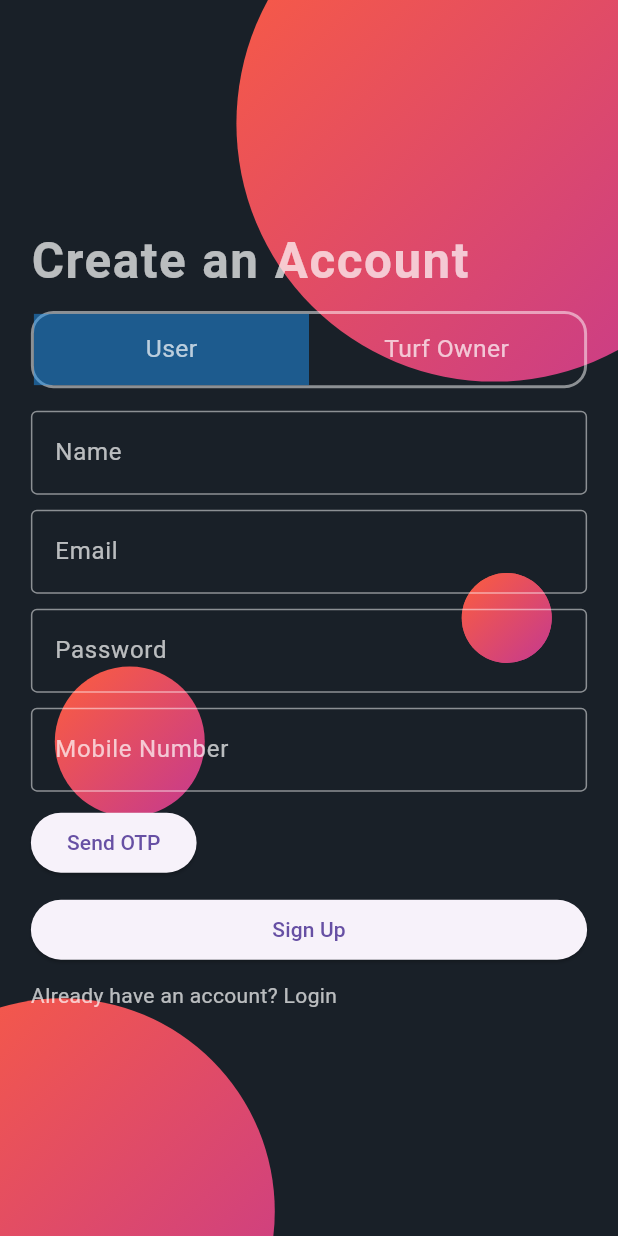
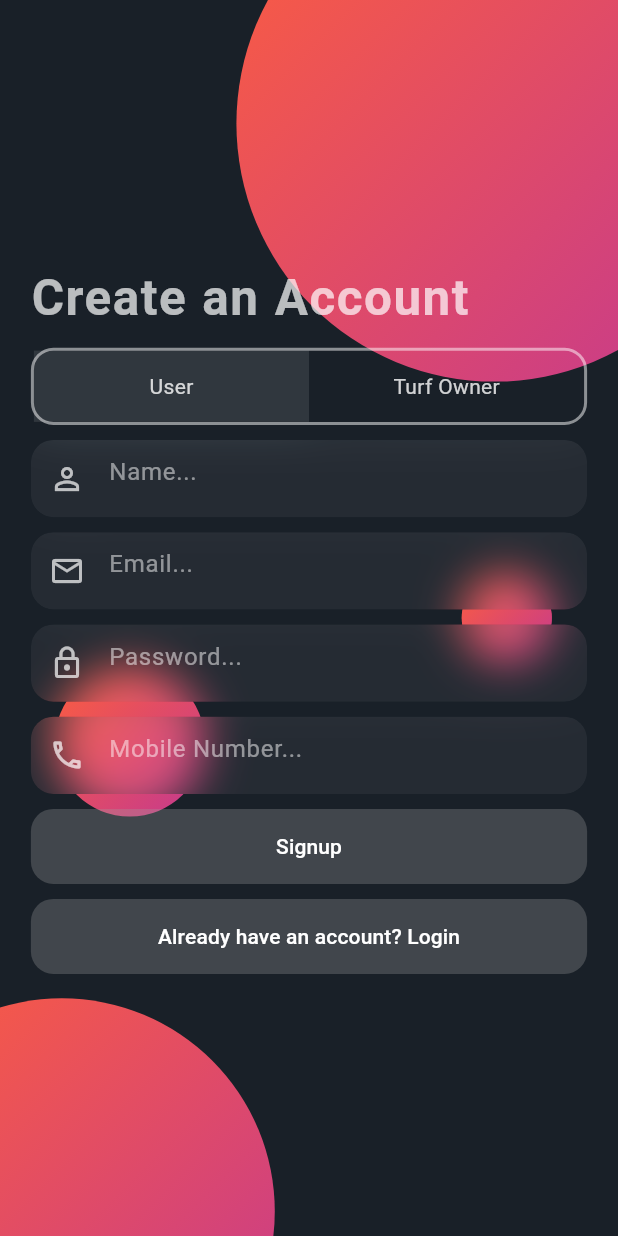
Before and after one commit to punchbiz2023/BookTheBiz, a Flutter app: the screen it shows after launch, after a tap on "Create New Account", on a phone screen of 412 x 824 dp. Run offline on Flutter 3.47's test engine with Material 3 defaults, Android fonts, the phone set to English and light mode, and no system bars; our stand-ins replace cloud_firestore, firebase_auth, firebase_core, firebase_storage, fluttertoast, geolocator and 4 more; accounts and stored records are empty; network calls fail.

Commit message:
signup page issue Fixed,, and no over flow have been seen in this page.

```diff
--- a/lib/pages/sign_up_page.dart
+++ b/lib/pages/sign_up_page.dart
@@ -23,13 +23,9 @@ class _SignupPageState extends State<SignupPage> with TickerProviderStateMixin {
   final TextEditingController _emailController = TextEditingController();
   final TextEditingController _passwordController = TextEditingController();
   final TextEditingController _mobileController = TextEditingController();
-  final TextEditingController _otpController = TextEditingController(); // Controller for OTP
 
   bool _loading = false;
   String _userType = 'User'; // Default user type
-  String _verificationId = ''; // Store the verification ID
-  bool _isOTPSent = false; // Check if OTP is sent
-  bool _isOTPVerified = false; // Check if OTP is verified
 
   late AnimationController controller1;
   late AnimationController controller2;
@@ -113,67 +109,43 @@ class _SignupPageState extends State<SignupPage> with TickerProviderStateMixin {
     _emailController.dispose();
     _passwordController.dispose();
     _mobileController.dispose();
-    _otpController.dispose(); // Dispose the OTP controller
     super.dispose();
   }
-
-  Future<void> _sendOTP() async {
-    setState(() {
-      _loading = true;
-    });
-
-    try {
-      // Send OTP to email
-      String email = _emailController.text;
-      await _auth.sendSignInLinkToEmail(
-        email: email,
-        actionCodeSettings: ActionCodeSettings(
-          url: 'https://example.com/?email=$email',
-          handleCodeInApp: true,
-        ),
-      );
-      Fluttertoast.showToast(msg: 'OTP sent to $email');
-      _isOTPSent = true;
-    } catch (e) {
-      Fluttertoast.showToast(msg: 'Failed to send OTP: ${e.toString()}');
-    } finally {
-      setState(() {
-        _loading = false;
-      });
-    }
-  }
-
-  Future<void> _verifyOTP() async {
-    setState(() {
-      _loading = true;
-    });
-
-    // Here, implement your logic to verify the OTP. For example:
-    // Check the OTP entered by the user with the one sent to the email.
-    // If verified, proceed with registration.
-    try {
-      // Assuming OTP is always '123456' for demo purposes.
-      if (_otpController.text == '123456') {
-        _isOTPVerified = true; // Mark OTP as verified
-        Fluttertoast.showToast(msg: 'OTP verified successfully');
-      } else {
-        Fluttertoast.showToast(msg: 'Invalid OTP');
-      }
-    } catch (e) {
-      Fluttertoast.showToast(msg: 'Failed to verify OTP: ${e.toString()}');
-    } finally {
-      setState(() {
-        _loading = false;
-      });
-    }
-  }
+  //
+  // Future<void> _signup() async {
+  //   setState(() {
+  //     _loading = true;
+  //   });
+  //
+  //   try {
+  //     UserCredential userCredential =
+  //         await _auth.createUserWithEmailAndPassword(
+  //       email: _emailController.text,
+  //       password: _passwordController.text,
+  //     );
+  //
+  //     await _firestore.collection('users').doc(userCredential.user!.uid).set({
+  //       'name': _nameController.text,
+  //       'email': _emailController.text,
+  //       'mobile': _mobileController.text,
+  //       'userType': _userType, // Add userType to Firestore
+  //     });
+  //
+  //     Navigator.pushReplacement(
+  //       context,
+  //       MaterialPageRoute(
+  //           builder: (context) => HomePage1(user: userCredential.user)),
+  //     );
+  //   } catch (e) {
+  //     Fluttertoast.showToast(msg: 'Signup Failed: ${e.toString()}');
+  //   } finally {
+  //     setState(() {
+  //       _loading = false;
+  //     });
+  //   }
+  // }
 
   Future<void> _signup() async {
-    if (!_isOTPVerified) {
-      Fluttertoast.showToast(msg: 'Please verify your OTP first.');
-      return;
-    }
-
     setState(() {
       _loading = true;
     });
@@ -301,14 +273,14 @@ class _SignupPageState extends State<SignupPage> with TickerProviderStateMixin {
                           },
                           child: Container(
                             color: _userType == 'User'
-                                ? Colors.blue.withOpacity(0.5)
+                                ? Colors.white.withOpacity(0.1)
                                 : Colors.transparent,
                             alignment: Alignment.center,
                             child: Text(
                               'User',
                               style: TextStyle(
-                                color: Colors.white.withOpacity(0.7),
-                                fontSize: size.width * 0.04,
+                                color: Colors.white.withOpacity(0.8),
+                                fontSize: 14,
                               ),
                             ),
                           ),
@@ -323,14 +295,14 @@ class _SignupPageState extends State<SignupPage> with TickerProviderStateMixin {
                           },
                           child: Container(
                             color: _userType == 'Turf Owner'
-                                ? Colors.blue.withOpacity(0.5)
+                                ? Colors.white.withOpacity(0.1)
                                 : Colors.transparent,
                             alignment: Alignment.center,
                             child: Text(
                               'Turf Owner',
                               style: TextStyle(
-                                color: Colors.white.withOpacity(0.7),
-                                fontSize: size.width * 0.04,
+                                color: Colors.white.withOpacity(0.8),
+                                fontSize: 14,
                               ),
                             ),
                           ),
@@ -339,168 +311,63 @@ class _SignupPageState extends State<SignupPage> with TickerProviderStateMixin {
                     ],
                   ),
                 ),
-                const SizedBox(height: 15),
 
-                // Name Field
-                TextField(
-                  controller: _nameController,
-                  style: TextStyle(color: Colors.white),
-                  decoration: InputDecoration(
-                    labelText: 'Name',
-                    labelStyle: TextStyle(color: Colors.white.withOpacity(0.7)),
-                    enabledBorder: OutlineInputBorder(
-                      borderSide: BorderSide(
-                        color: Colors.white.withOpacity(0.5),
-                      ),
+                const SizedBox(height: 10),
+                component1(Icons.person_outline, 'Name...', false, false,
+                    _nameController),
+                const SizedBox(height: 10),
+                component1(Icons.email_outlined, 'Email...', false, true,
+                    _emailController),
+                const SizedBox(height: 10),
+                component1(Icons.lock_outline, 'Password...', true, false,
+                    _passwordController),
+                const SizedBox(height: 10),
+                component1(Icons.phone_outlined, 'Mobile Number...', false,
+                    false, _mobileController),
+                const SizedBox(height: 10),
+                ElevatedButton(
+                  onPressed: _loading ? null : _signup,
+                  style: ElevatedButton.styleFrom(
+                    minimumSize: Size(size.width * 0.8, 50), // Responsive width
+                    foregroundColor: Colors.white,
+                    backgroundColor: Colors.grey.withOpacity(0.3), // Text color
+                    shape: RoundedRectangleBorder(
+                      borderRadius: BorderRadius.circular(15),
                     ),
-                    focusedBorder: OutlineInputBorder(
-                      borderSide: BorderSide(
-                        color: Colors.blue,
-                      ),
-                    ),
+                    elevation: 0, // Remove shadow if desired
+                    padding: EdgeInsets.symmetric(
+                        vertical: 15), // Adjust padding as needed
                   ),
+                  child: _loading
+                      ? CircularProgressIndicator()
+                      : Text('Signup', style: TextStyle(color: Colors.white)),
                 ),
                 const SizedBox(height: 10),
-
-                // Email Field
-                TextField(
-                  controller: _emailController,
-                  style: TextStyle(color: Colors.white),
-                  decoration: InputDecoration(
-                    labelText: 'Email',
-                    labelStyle: TextStyle(color: Colors.white.withOpacity(0.7)),
-                    enabledBorder: OutlineInputBorder(
-                      borderSide: BorderSide(
-                        color: Colors.white.withOpacity(0.5),
+                GestureDetector(
+                  child: ElevatedButton(
+                    style: ElevatedButton.styleFrom(
+                      minimumSize:
+                      Size(size.width * 0.8, 50), // Responsive width
+                      foregroundColor: Colors.white,
+                      backgroundColor:
+                      Colors.grey.withOpacity(0.3), // Text color
+                      shape: RoundedRectangleBorder(
+                        borderRadius: BorderRadius.circular(15),
                       ),
+                      elevation: 0, // Remove shadow if desired
+                      padding: EdgeInsets.symmetric(
+                          vertical: 15), // Adjust padding as needed
                     ),
-                    focusedBorder: OutlineInputBorder(
-                      borderSide: BorderSide(
-                        color: Colors.blue,
-                      ),
-                    ),
+                    onPressed: () {
+                      Navigator.push(
+                        context,
+                        MaterialPageRoute(builder: (context) => LoginApp()),
+                      );
+                    },
+                    child: Text('Already have an account? Login',
+                        style: TextStyle(color: Colors.white)),
                   ),
-                ),
-                const SizedBox(height: 10),
-
-                // Password Field
-                TextField(
-                  controller: _passwordController,
-                  obscureText: true,
-                  style: TextStyle(color: Colors.white),
-                  decoration: InputDecoration(
-                    labelText: 'Password',
-                    labelStyle: TextStyle(color: Colors.white.withOpacity(0.7)),
-                    enabledBorder: OutlineInputBorder(
-                      borderSide: BorderSide(
-                        color: Colors.white.withOpacity(0.5),
-                      ),
-                    ),
-                    focusedBorder: OutlineInputBorder(
-                      borderSide: BorderSide(
-                        color: Colors.blue,
-                      ),
-                    ),
-                  ),
-                ),
-                const SizedBox(height: 10),
-
-                // Mobile Number Field
-                TextField(
-                  controller: _mobileController,
-                  style: TextStyle(color: Colors.white),
-                  decoration: InputDecoration(
-                    labelText: 'Mobile Number',
-                    labelStyle: TextStyle(color: Colors.white.withOpacity(0.7)),
-                    enabledBorder: OutlineInputBorder(
-                      borderSide: BorderSide(
-                        color: Colors.white.withOpacity(0.5),
-                      ),
-                    ),
-                    focusedBorder: OutlineInputBorder(
-                      borderSide: BorderSide(
-                        color: Colors.blue,
-                      ),
-                    ),
-                  ),
-                ),
-                const SizedBox(height: 10),
-
-                // OTP Field
-                if (_isOTPSent) ...[
-                  TextField(
-                    controller: _otpController,
-                    style: TextStyle(color: Colors.white),
-                    decoration: InputDecoration(
-                      labelText: 'OTP',
-                      labelStyle: TextStyle(color: Colors.white.withOpacity(0.7)),
-                      enabledBorder: OutlineInputBorder(
-                        borderSide: BorderSide(
-                          color: Colors.white.withOpacity(0.5),
-                        ),
-                      ),
-                      focusedBorder: OutlineInputBorder(
-                        borderSide: BorderSide(
-                          color: Colors.blue,
-                        ),
-                      ),
-                    ),
-                  ),
-                  const SizedBox(height: 10),
-                ],
-
-                // Buttons
-                Row(
-                  mainAxisAlignment: MainAxisAlignment.spaceBetween,
-                  children: [
-                    if (!_isOTPSent) // Show 'Send OTP' button if OTP is not sent
-                      ElevatedButton(
-                        onPressed: _sendOTP,
-                        child: _loading
-                            ? CircularProgressIndicator(
-                          valueColor:
-                          AlwaysStoppedAnimation<Color>(Colors.white),
-                        )
-                            : Text('Send OTP'),
-                      ),
-                    if (_isOTPSent && !_isOTPVerified) // Show 'Verify OTP' button if OTP is sent but not verified
-                      ElevatedButton(
-                        onPressed: _verifyOTP,
-                        child: _loading
-                            ? CircularProgressIndicator(
-                          valueColor:
-                          AlwaysStoppedAnimation<Color>(Colors.white),
-                        )
-                            : Text('Verify OTP'),
-                      ),
-                  ],
-                ),
-                const SizedBox(height: 10),
-
-                ElevatedButton(
-                  onPressed: _signup,
-                  child: _loading
-                      ? CircularProgressIndicator(
-                    valueColor: AlwaysStoppedAnimation<Color>(Colors.white),
-                  )
-                      : Text('Sign Up'),
-                ),
-                const SizedBox(height: 10),
-
-                GestureDetector(
-                  onTap: () {
-                    Navigator.push(
-                      context,
-                      MaterialPageRoute(
-                        builder: (context) => LoginApp(),
-                      ),
-                    );
-                  },
-                  child: Text(
-                    'Already have an account? Login',
-                    style: TextStyle(color: Colors.white.withOpacity(0.7)),
-                  ),
-                ),
+                )
               ],
             ),
           ),
@@ -508,39 +375,47 @@ class _SignupPageState extends State<SignupPage> with TickerProviderStateMixin {
       ),
     );
   }
-}
 
-class MyPainter extends CustomPainter {
-  final double radius;
+  Widget component1(IconData icon, String hintText, bool isPassword,
+      bool isEmail, TextEditingController controller) {
+    Size size = MediaQuery.of(context).size;
 
-  MyPainter(this.radius);
-
-  @override
-  void paint(Canvas canvas, Size size) {
-    final paint = Paint()
-      ..shader = LinearGradient(
-        colors: [Color(0xffFD5E3D), Color(0xffC43990)],
-        begin: Alignment.topLeft,
-        end: Alignment.bottomRight,
-      ).createShader(Rect.fromCircle(
-        center: Offset(0, 0),
-        radius: radius,
-      ));
-
-    canvas.drawCircle(Offset.zero, radius, paint);
-  }
-
-  @override
-  bool shouldRepaint(covariant CustomPainter oldDelegate) {
-    return true;
+    return ClipRRect(
+      borderRadius: BorderRadius.circular(15),
+      child: BackdropFilter(
+        filter: ImageFilter.blur(
+          sigmaY: 15,
+          sigmaX: 15,
+        ),
+        child: Container(
+          height: size.width / 8,
+          width: size.width / 1.2,
+          alignment: Alignment.center,
+          padding: EdgeInsets.only(right: size.width / 30),
+          decoration: BoxDecoration(
+            color: Colors.white.withOpacity(.05),
+            borderRadius: BorderRadius.circular(15),
+          ),
+          child: TextField(
+            controller: controller,
+            style: TextStyle(color: Colors.white.withOpacity(.8)),
+            cursorColor: Colors.white,
+            obscureText: isPassword,
+            keyboardType:
+            isEmail ? TextInputType.emailAddress : TextInputType.text,
+            decoration: InputDecoration(
+              prefixIcon: Icon(
+                icon,
+                color: Colors.white.withOpacity(.7),
+              ),
+              border: InputBorder.none,
+              hintMaxLines: 1,
+              hintText: hintText,
+              hintStyle: TextStyle(color: Colors.white.withOpacity(.5)),
+            ),
+          ),
+        ),
+      ),
+    );
   }
 }
-
-class MyBehavior extends ScrollBehavior {
-  Widget buildViewportChrome(
-      BuildContext context, Widget child, AxisDirection axisDirection) {
-    return child;
-  }
-
-  bool shouldRepaint(CustomPainter oldDelegate) => false;
-}
```
